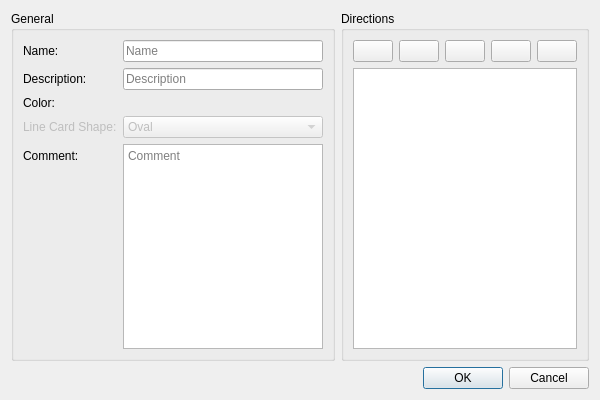
First picture: the form in Dialogs/DlgLineEditor.ui, repository ma7t3/ScheduleMaster, before the edit.
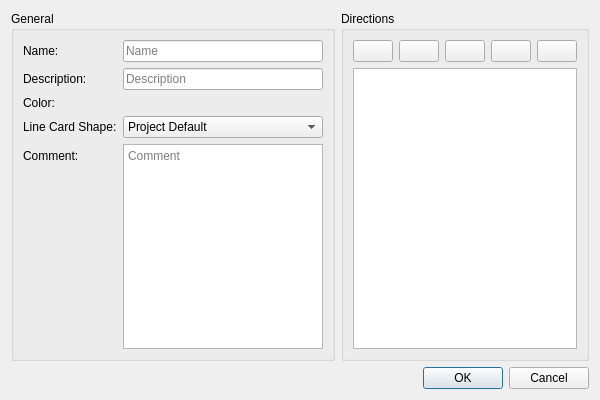
Second picture: the form after the edit. Custom widgets are drawn as their Qt base class.

Commit message: Implement LineCardShape

Diff of the .ui file:
```diff
--- a/Dialogs/DlgLineEditor.ui
+++ b/Dialogs/DlgLineEditor.ui
@@ -59,9 +59,6 @@
         </item>
         <item row="3" column="0">
          <widget class="QLabel" name="lLineCardShape">
-          <property name="enabled">
-           <bool>false</bool>
-          </property>
           <property name="text">
            <string>Line Card Shape:</string>
           </property>
@@ -69,12 +66,9 @@
         </item>
         <item row="3" column="1">
          <widget class="QComboBox" name="cbLineCardShape">
-          <property name="enabled">
-           <bool>false</bool>
-          </property>
           <item>
            <property name="text">
-            <string>Oval</string>
+            <string>Project Default</string>
            </property>
           </item>
           <item>
```
Left out of the diff: 15 changed lines with no effect on the pictures. The commit also changes 3 other files.
